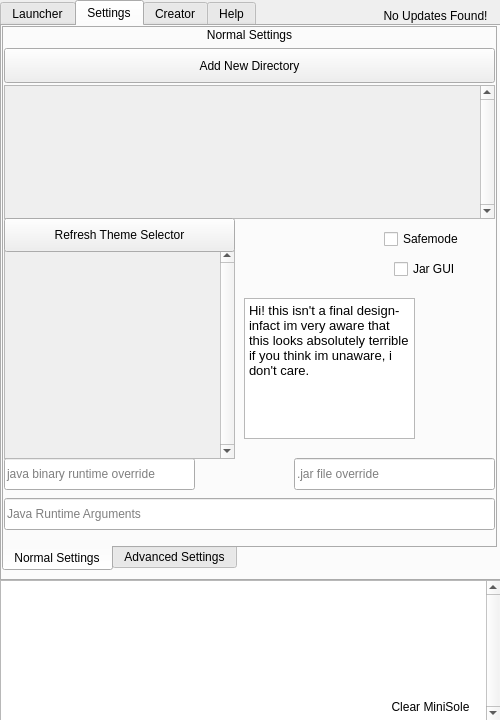
This is Internals/Super Internals/JavierUI.ui in Neeko-iko/JavierLauncher as Qt 5 draws it before an edit. The edited form follows.
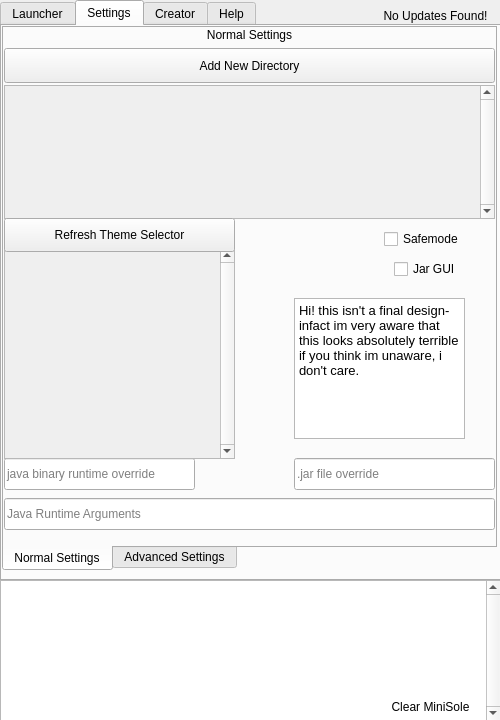
This is the edited form. The open tabs and pages were chosen to show the change.

Commit message: update ui item names for easier JSS understanding and creation

The edit to the form file:
```diff
--- a/Internals/Super Internals/JavierUI.ui
+++ b/Internals/Super Internals/JavierUI.ui
@@ -580,7 +580,7 @@
        <widget class="QTextBrowser" name="textBrowser">
         <property name="geometry">
          <rect>
-          <x>240</x>
+          <x>290</x>
           <y>270</y>
           <width>171</width>
           <height>141</height>
```
Left out of the diff: 20 changed lines with no effect on the pictures. The commit also changes 2 other files.
